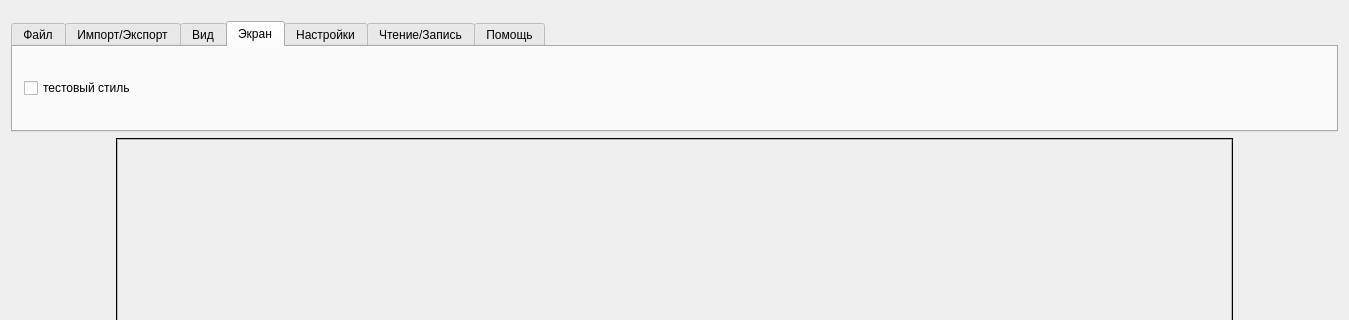
Qt form configuratorwindow.ui (vlarry/configurator) before a commit; both pictures show x 0 to 1349 and y 0 to 320 of the 1349 by 754 pixel window.
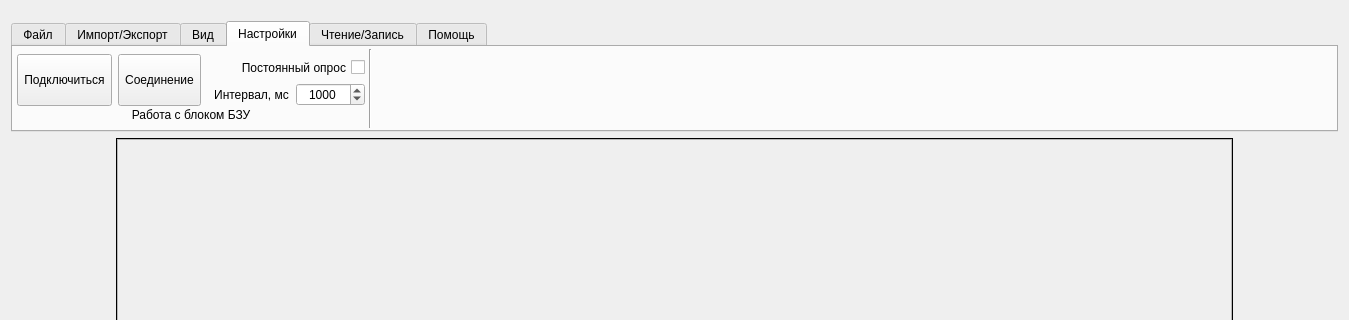
The same form after that commit. The open tabs and pages were chosen to show the change. Icons and pictures are not drawn. Custom widgets are drawn as their Qt base class.

Commit message: Исправление ошибок с видимостью панели меню "Помощь".

The edit to the form file:
```diff
--- a/configuratorwindow.ui
+++ b/configuratorwindow.ui
@@ -1007,33 +1007,6 @@
         </item>
        </layout>
       </widget>
-      <widget class="QWidget" name="tabScreen">
-       <attribute name="title">
-        <string>Экран</string>
-       </attribute>
-       <layout class="QHBoxLayout" name="horizontalLayout_105">
-        <item>
-         <widget class="QCheckBox" name="checkBoxTestStyle">
-          <property name="text">
-           <string>тестовый стиль</string>
-          </property>
-         </widget>
-        </item>
-        <item>
-         <spacer name="horizontalSpacer_59">
-          <property name="orientation">
-           <enum>Qt::Horizontal</enum>
-          </property>
-          <property name="sizeHint" stdset="0">
-           <size>
-            <width>1170</width>
-            <height>20</height>
-           </size>
-          </property>
-         </spacer>
-        </item>
-       </layout>
-      </widget>
       <widget class="QWidget" name="tabSettings">
        <attribute name="title">
         <string>Настройки</string>
```
Left out of the diff: 2 changed lines with no effect on the pictures. The commit also changes 2 other files.
